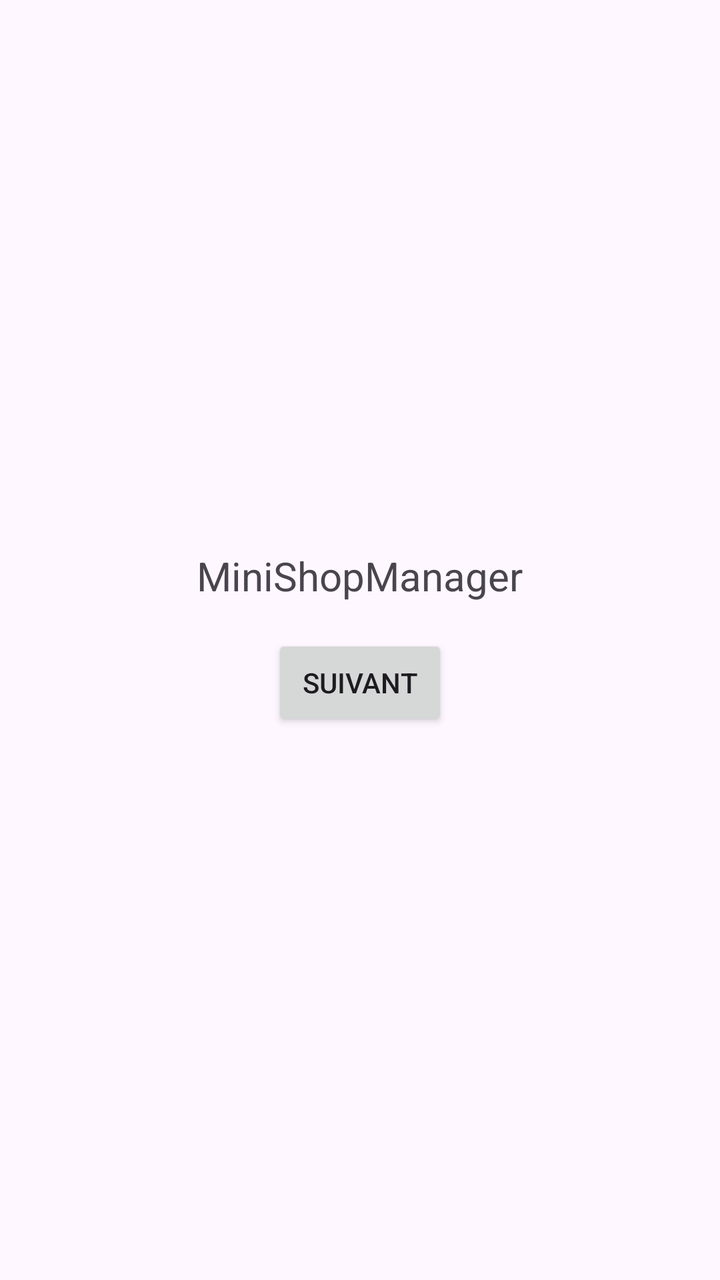
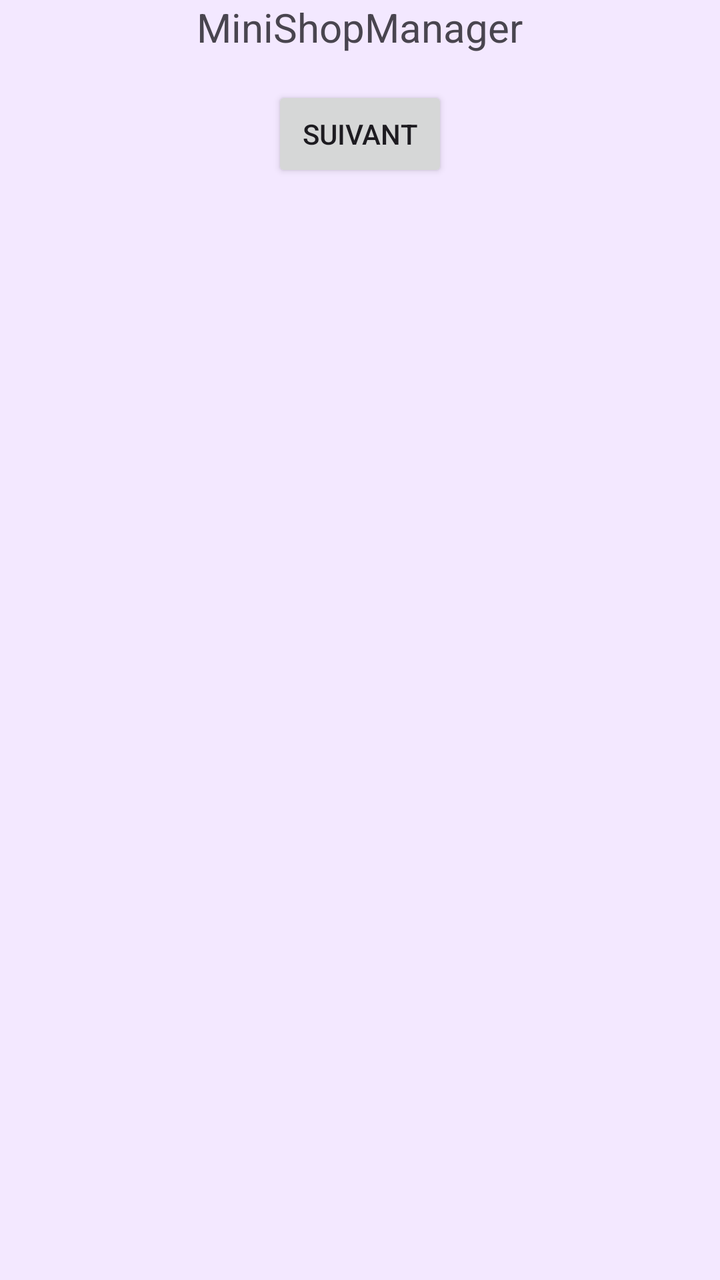

Two renders of the same Android screen: before a commit and after it. Below are the layout's source before the change and the commit's diff.
<!-- AndroidManifest.xml: application theme Theme.MiniShopManager -->
<!-- res/layout/activity_main.xml -->
<LinearLayout xmlns:android="http://schemas.android.com/apk/res/android"
    android:layout_width="match_parent"
    android:layout_height="match_parent"
    android:orientation="vertical"
    android:gravity="center">

    <TextView
        android:id="@+id/tvName"
        android:layout_width="wrap_content"
        android:layout_height="wrap_content"
        android:paddingBottom="16dp"
        android:text="MiniShopManager"
        android:textSize="20sp" />

    <Button
        android:id="@+id/btnNext"
        android:layout_width="wrap_content"
        android:layout_height="wrap_content"
        android:text="Suivant" />

</LinearLayout>
<!-- resources referenced by this layout -->
<resources>
  <style name="Theme.MiniShopManager" parent="Base.Theme.MiniShopManager" />
  <style name="Base.Theme.MiniShopManager" parent="Theme.Material3.DayNight.NoActionBar">
          
          
      </style>
</resources>

<!-- the commit's change to res/layout/activity_main.xml (unified diff, before → after) -->
@@ -2,7 +2,8 @@
     android:layout_width="match_parent"
     android:layout_height="match_parent"
     android:orientation="vertical"
-    android:gravity="center">
+    android:gravity="center"
+    android:background="#F3E8FF">
 
     <TextView
         android:id="@+id/tvName"
@@ -18,4 +19,10 @@
         android:layout_height="wrap_content"
         android:text="Suivant" />
 
+    <ListView
+        android:id="@+id/listViewProduits"
+        android:layout_width="match_parent"
+        android:layout_height="0dp"
+        android:layout_weight="1" />
+
 </LinearLayout>
